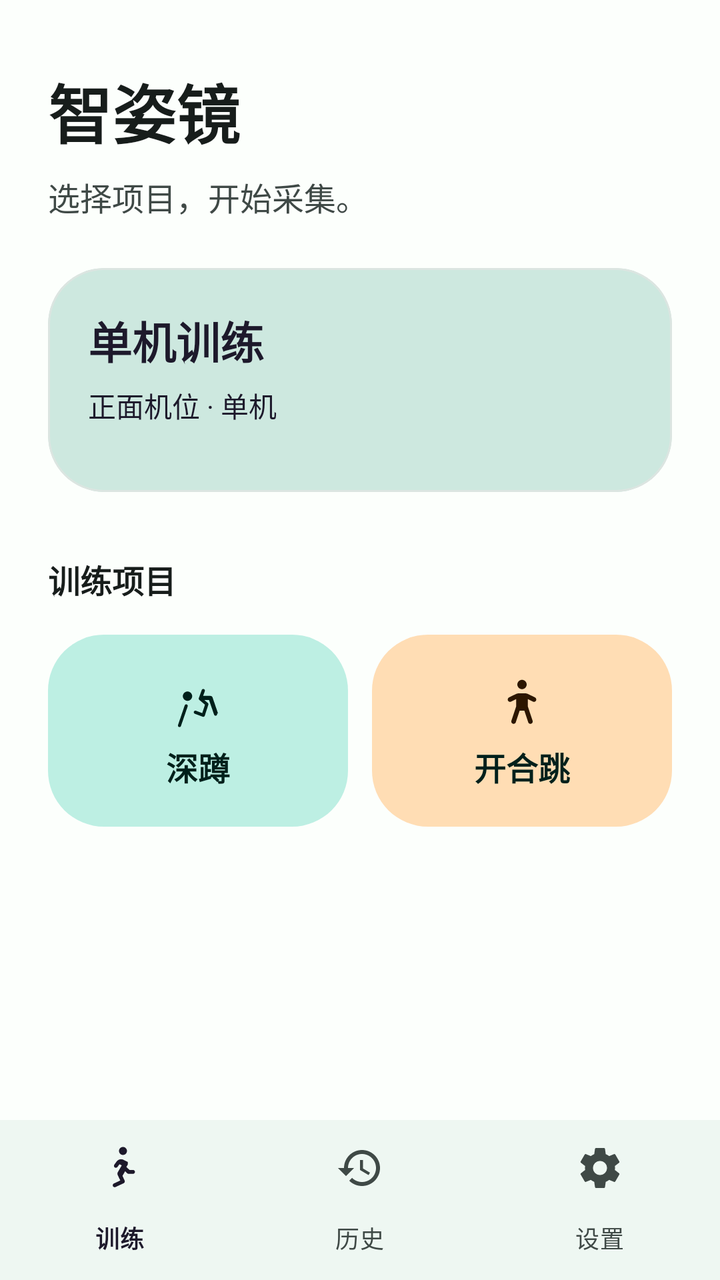
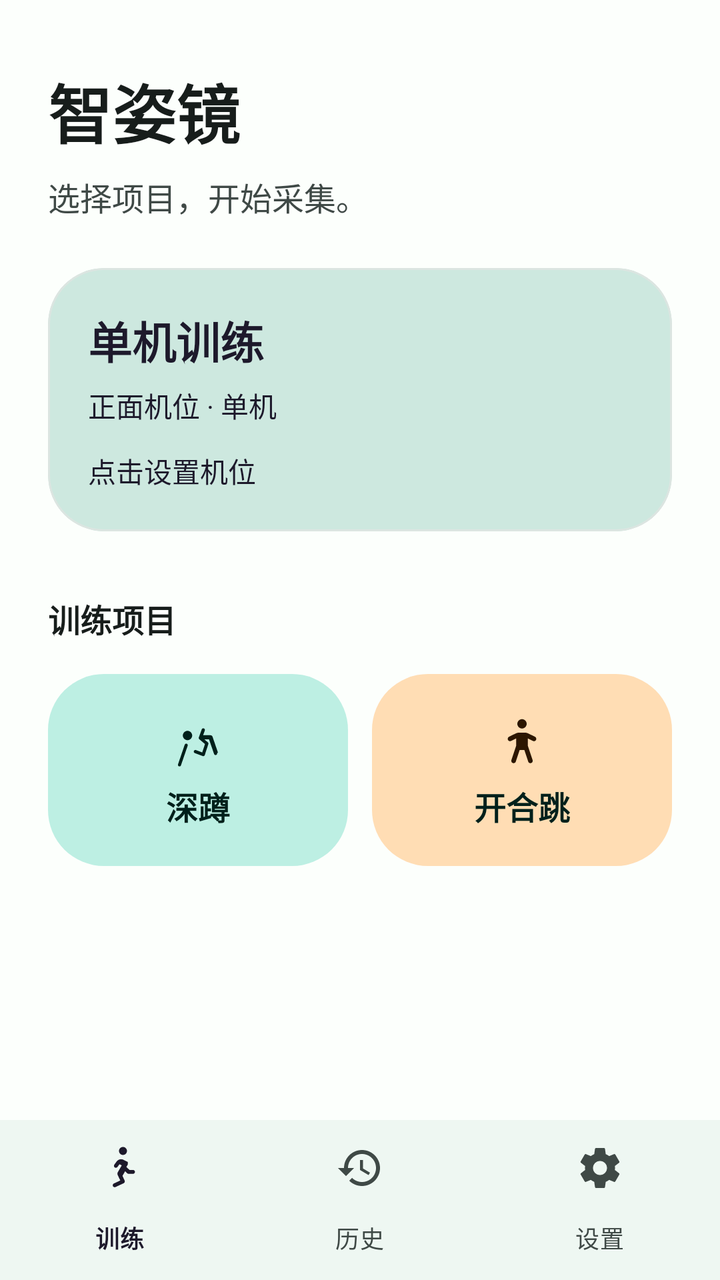

The first picture is an Android layout as it rendered before a commit; the second is the same layout after the commit. The layout source and the unified diff follow.
<!-- AndroidManifest.xml: application theme Theme.ZhiZiJing -->
<!-- res/layout/activity_main.xml -->
<?xml version="1.0" encoding="utf-8"?>
<LinearLayout xmlns:android="http://schemas.android.com/apk/res/android"
    xmlns:app="http://schemas.android.com/apk/res-auto"
    xmlns:tools="http://schemas.android.com/tools"
    android:id="@+id/main"
    android:layout_width="match_parent"
    android:layout_height="match_parent"
    android:background="?attr/colorSurface"
    android:orientation="vertical"
    tools:ignore="HardcodedText">

    <FrameLayout
        android:id="@+id/pagesContainer"
        android:layout_width="match_parent"
        android:layout_height="0dp"
        android:layout_weight="1">

        <ScrollView
            android:id="@+id/startPage"
            android:layout_width="match_parent"
            android:layout_height="match_parent"
            android:clipToPadding="false"
            android:fillViewport="true"
            android:overScrollMode="ifContentScrolls"
            android:paddingBottom="16dp">

            <LinearLayout
                android:layout_width="match_parent"
                android:layout_height="wrap_content"
                android:orientation="vertical"
                android:paddingStart="24dp"
                android:paddingTop="32dp"
                android:paddingEnd="24dp"
                android:paddingBottom="24dp">

                <TextView
                    android:id="@+id/appTitle"
                    style="@style/ZzjDisplayTitle"
                    android:text="智姿镜" />

                <TextView
                    android:id="@+id/appSummary"
                    style="@style/ZzjBodyLarge"
                    android:layout_marginTop="8dp"
                    android:text="选择项目，开始采集。" />

                <com.google.android.material.card.MaterialCardView
                    android:id="@+id/modeCard"
                    android:layout_width="match_parent"
                    android:layout_height="wrap_content"
                    android:layout_marginTop="24dp"
                    android:clickable="true"
                    android:focusable="true"
                    android:minHeight="112dp"
                    app:cardBackgroundColor="?attr/colorSecondaryContainer"
                    app:cardElevation="0dp"
                    app:rippleColor="?attr/colorOnSecondaryContainer"
                    app:shapeAppearanceOverlay="@style/ShapeAppearance.ZhiZiJing.Large"
                    app:strokeColor="?attr/colorOutlineVariant"
                    app:strokeWidth="1dp">

                    <LinearLayout
                        android:layout_width="match_parent"
                        android:layout_height="wrap_content"
                        android:orientation="vertical"
                        android:padding="20dp">

                        <TextView
                            android:id="@+id/modeTitleText"
                            style="@style/ZzjTitleLarge"
                            android:text="单机训练"
                            android:textColor="?attr/colorOnSecondaryContainer" />

                        <TextView
                            android:id="@+id/modeSummaryText"
                            style="@style/ZzjBodyMedium"
                            android:layout_marginTop="6dp"
                            android:text="正面机位 · 单机"
                            android:textColor="?attr/colorOnSecondaryContainer" />
                    </LinearLayout>
                </com.google.android.material.card.MaterialCardView>

                <TextView
                    android:id="@+id/supportedActionsText"
                    style="@style/ZzjTitleMedium"
                    android:layout_marginTop="32dp"
                    android:text="训练项目" />

                <LinearLayout
                    android:id="@+id/trainingPanel"
                    android:layout_width="match_parent"
                    android:layout_height="wrap_content"
                    android:layout_marginTop="12dp"
                    android:orientation="vertical">

                    <LinearLayout
                        android:id="@+id/hostActionPanel"
                        android:layout_width="match_parent"
                        android:layout_height="wrap_content"
                        android:baselineAligned="false"
                        android:orientation="horizontal">

                        <com.google.android.material.button.MaterialButton
                            android:id="@+id/startSquatButton"
                            style="@style/ZzjActionButton"
                            android:layout_width="0dp"
                            android:layout_height="104dp"
                            android:layout_marginEnd="6dp"
                            android:layout_weight="1"
                            android:text="深蹲"
                            app:backgroundTint="?attr/colorPrimaryContainer"
                            app:icon="@drawable/ic_activity_24"
                            app:iconGravity="textTop"
                            app:iconPadding="8dp"
                            app:iconTint="?attr/colorOnPrimaryContainer" />

                        <com.google.android.material.button.MaterialButton
                            android:id="@+id/startJumpingJackButton"
                            style="@style/ZzjActionButton"
                            android:layout_width="0dp"
                            android:layout_height="104dp"
                            android:layout_marginStart="6dp"
                            android:layout_weight="1"
                            android:text="开合跳"
                            app:backgroundTint="?attr/colorTertiaryContainer"
                            app:icon="@drawable/ic_jump_24"
                            app:iconGravity="textTop"
                            app:iconPadding="8dp"
                            app:iconTint="?attr/colorOnTertiaryContainer" />
                    </LinearLayout>

                    <com.google.android.material.button.MaterialButton
                        android:id="@+id/startFollowerButton"
                        style="@style/ZzjPrimaryButton"
                        android:layout_height="64dp"
                        android:layout_marginTop="0dp"
                        android:text="副机采集"
                        android:visibility="gone"
                        app:icon="@drawable/ic_camera_24"
                        app:iconGravity="textStart"
                        tools:visibility="visible" />
                </LinearLayout>
            </LinearLayout>
        </ScrollView>

        <ScrollView
            android:id="@+id/historyPage"
            android:layout_width="match_parent"
            android:layout_height="match_parent"
            android:clipToPadding="false"
            android:fillViewport="true"
            android:overScrollMode="ifContentScrolls"
            android:paddingBottom="16dp"
            android:visibility="gone">

            <LinearLayout
                android:layout_width="match_parent"
                android:layout_height="wrap_content"
                android:orientation="vertical"
                android:paddingStart="24dp"
                android:paddingTop="32dp"
                android:paddingEnd="24dp"
                android:paddingBottom="24dp">

                <TextView
                    style="@style/ZzjDisplayTitle"
                    android:text="历史记录" />

                <TextView
                    android:id="@+id/historySummaryText"
                    style="@style/ZzjBodyLarge"
                    android:layout_marginTop="8dp"
                    android:text="查看已保存的训练结果。" />

                <com.google.android.material.card.MaterialCardView
                    android:layout_width="match_parent"
                    android:layout_height="wrap_content"
                    android:layout_marginTop="24dp"
                    app:cardBackgroundColor="?attr/colorSurfaceContainer"
                    app:cardElevation="0dp"
                    app:shapeAppearanceOverlay="@style/ShapeAppearance.ZhiZiJing.Large"
                    app:strokeColor="?attr/colorOutlineVariant"
                    app:strokeWidth="1dp">

                    <LinearLayout
                        android:layout_width="match_parent"
                        android:layout_height="wrap_content"
                        android:orientation="vertical"
                        android:padding="20dp">

                        <TextView
                            style="@style/ZzjTitleLarge"
                            android:text="训练复盘" />

                        <TextView
                            style="@style/ZzjBodyMedium"
                            android:layout_marginTop="6dp"
                            android:text="按训练记录查看动作表现、视频片段和导出报告。" />

                        <com.google.android.material.button.MaterialButton
                            android:id="@+id/openHistoryButton"
                            style="@style/ZzjPrimaryButton"
                            android:layout_marginTop="16dp"
                            android:text="打开历史记录"
                            app:icon="@drawable/ic_history_24"
                            app:iconGravity="textStart" />
                    </LinearLayout>
                </com.google.android.material.card.MaterialCardView>
            </LinearLayout>
        </ScrollView>

        <ScrollView
            android:id="@+id/settingsPage"
            android:layout_width="match_parent"
            android:layout_height="match_parent"
            android:clipToPadding="false"
            android:fillViewport="true"
            android:overScrollMode="ifContentScrolls"
            android:paddingBottom="16dp"
            android:visibility="gone">

            <LinearLayout
                android:layout_width="match_parent"
                android:layout_height="wrap_content"
                android:orientation="vertical"
                android:paddingStart="24dp"
                android:paddingTop="32dp"
                android:paddingEnd="24dp"
                android:paddingBottom="24dp">

                <TextView
                    style="@style/ZzjDisplayTitle"
                    android:text="设置" />

                <TextView
                    style="@style/ZzjBodyLarge"
                    android:layout_marginTop="8dp"
                    android:text="训练模式与应用设置。" />

                <com.google.android.material.card.MaterialCardView
                    android:layout_width="match_parent"
                    android:layout_height="wrap_content"
                    android:layout_marginTop="24dp"
                    app:cardBackgroundColor="?attr/colorSurfaceContainer"
                    app:cardElevation="0dp"
                    app:shapeAppearanceOverlay="@style/ShapeAppearance.ZhiZiJing.Large"
                    app:strokeColor="?attr/colorOutlineVariant"
                    app:strokeWidth="1dp">

                    <LinearLayout
                        android:layout_width="match_parent"
                        android:layout_height="wrap_content"
                        android:orientation="vertical"
                        android:padding="20dp">

                        <TextView
                            style="@style/ZzjTitleLarge"
                            android:text="偏好" />

                        <com.google.android.material.button.MaterialButton
                            android:id="@+id/settingsButton"
                            style="@style/ZzjPrimaryButton"
                            android:layout_marginTop="16dp"
                            android:text="应用设置"
                            app:icon="@drawable/ic_settings_24"
                            app:iconGravity="textStart" />

                        <com.google.android.material.button.MaterialButton
                            android:id="@+id/logoutButton"
                            style="@style/ZzjTextButton"
                            android:text="退出登录" />
                    </LinearLayout>
                </com.google.android.material.card.MaterialCardView>
            </LinearLayout>
        </ScrollView>
    </FrameLayout>

    <com.google.android.material.bottomnavigation.BottomNavigationView
        android:id="@+id/mainNavigationBar"
        android:layout_width="match_parent"
        android:layout_height="wrap_content"
        android:background="?attr/colorSurfaceContainer"
        app:itemActiveIndicatorStyle="@style/ZzjNavigationActiveIndicator"
        app:itemIconTint="@color/selector_main_navigation"
        app:itemTextColor="@color/selector_main_navigation"
        app:labelVisibilityMode="labeled"
        app:menu="@menu/menu_main_navigation" />
</LinearLayout>
<!-- resources referenced by this layout -->
<resources>
  <style name="ShapeAppearance.ZhiZiJing.Large" parent="">
          <item name="cornerFamily">rounded</item>
          <item name="cornerSize">28dp</item>
      </style>
  <style name="ZzjBodyLarge">
          <item name="android:layout_width">match_parent</item>
          <item name="android:layout_height">wrap_content</item>
          <item name="android:lineSpacingExtra">4dp</item>
          <item name="android:textColor">?attr/colorOnSurfaceVariant</item>
          <item name="android:textSize">16sp</item>
          <item name="android:letterSpacing">0</item>
      </style>
  <style name="ZzjBodyMedium">
          <item name="android:layout_width">match_parent</item>
          <item name="android:layout_height">wrap_content</item>
          <item name="android:lineSpacingExtra">4dp</item>
          <item name="android:textColor">?attr/colorOnSurfaceVariant</item>
          <item name="android:textSize">14sp</item>
          <item name="android:letterSpacing">0</item>
      </style>
  <style name="ZzjDisplayTitle">
          <item name="android:layout_width">match_parent</item>
          <item name="android:layout_height">wrap_content</item>
          <item name="android:textColor">?attr/colorOnSurface</item>
          <item name="android:textSize">32sp</item>
          <item name="android:textStyle">bold</item>
          <item name="android:lineSpacingExtra">2dp</item>
          <item name="android:letterSpacing">0</item>
      </style>
  <style name="ZzjNavigationActiveIndicator">
          <item name="android:color">?attr/colorSecondaryContainer</item>
          <item name="shapeAppearance">@style/ShapeAppearance.ZhiZiJing.Full</item>
      </style>
  <style name="ZzjTitleLarge">
          <item name="android:layout_width">match_parent</item>
          <item name="android:layout_height">wrap_content</item>
          <item name="android:textColor">?attr/colorOnSurface</item>
          <item name="android:textSize">22sp</item>
          <item name="android:textStyle">bold</item>
          <item name="android:lineSpacingExtra">2dp</item>
          <item name="android:letterSpacing">0</item>
      </style>
  <style name="ZzjTitleMedium">
          <item name="android:layout_width">match_parent</item>
          <item name="android:layout_height">wrap_content</item>
          <item name="android:textColor">?attr/colorOnSurface</item>
          <item name="android:textSize">16sp</item>
          <item name="android:textStyle">bold</item>
          <item name="android:lineSpacingExtra">2dp</item>
          <item name="android:letterSpacing">0</item>
      </style>
  <style name="Theme.ZhiZiJing" parent="Base.Theme.ZhiZiJing" />
  <style name="ShapeAppearance.ZhiZiJing.Full" parent="">
          <item name="cornerFamily">rounded</item>
          <item name="cornerSize">50%</item>
      </style>
  <color name="zzj_text_secondary">#3F4946</color>
  <color name="zzj_background">#F7FBF8</color>
  <color name="zzj_primary">#006B5D</color>
  <color name="zzj_on_primary">#FFFFFFFF</color>
  <color name="zzj_primary_soft">#BDEFE3</color>
  <color name="zzj_on_primary_soft">#00201B</color>
  <color name="zzj_secondary">#4B635D</color>
  <color name="zzj_on_secondary">#FFFFFFFF</color>
  <color name="zzj_secondary_soft">#CDE8DF</color>
  <color name="zzj_surface_container">#EEF7F2</color>
  <color name="zzj_surface_container_high">#E5F0EA</color>
  <color name="zzj_accent">#8B5000</color>
  <color name="zzj_accent_soft">#FFDDB4</color>
  <color name="zzj_on_accent_soft">#2C1600</color>
  <color name="zzj_surface">#FCFFFC</color>
  <color name="zzj_text_primary">#171D1B</color>
  <color name="zzj_border">#C0C9C5</color>
  <color name="zzj_border_soft">#DCE5E1</color>
  <color name="zzj_error">#BA1A1A</color>
  <color name="zzj_error_soft">#FFDAD6</color>
  <!-- unchanged entries left out for length: 9 -->
</resources>

<!-- the commit's change to res/layout/activity_main.xml (unified diff, before → after) -->
@@ -76,6 +76,12 @@
                             style="@style/ZzjBodyMedium"
                             android:layout_marginTop="6dp"
                             android:text="正面机位 · 单机"
+                            android:textColor="?attr/colorOnSecondaryContainer" />
+
+                        <TextView
+                            style="@style/ZzjBodyMedium"
+                            android:layout_marginTop="12dp"
+                            android:text="点击设置机位"
                             android:textColor="?attr/colorOnSecondaryContainer" />
                     </LinearLayout>
                 </com.google.android.material.card.MaterialCardView>
